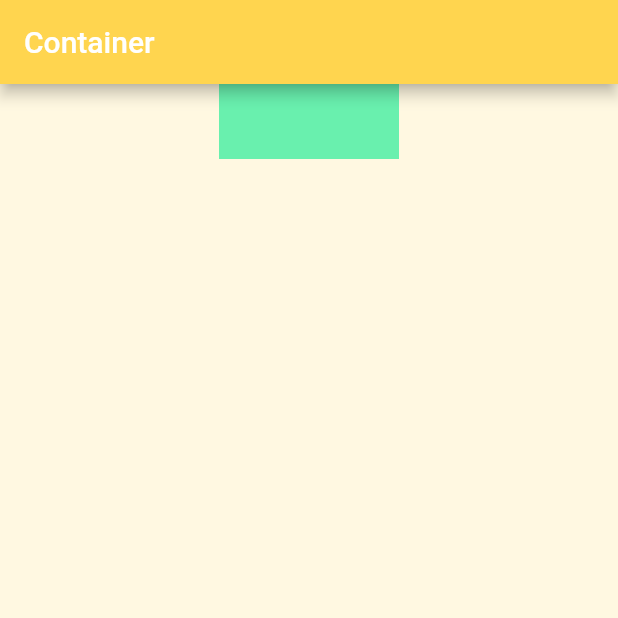
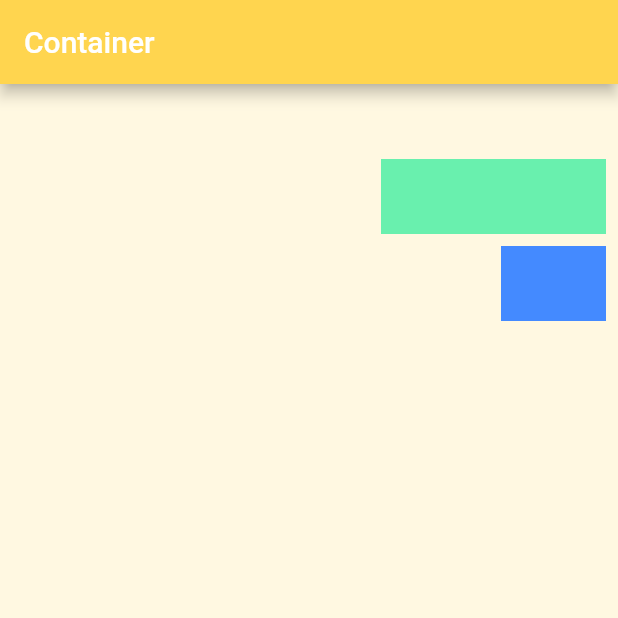
Before and after one commit to najmulmyself/learning_flutter, a Flutter app: the screen it shows after launch, on a phone screen of 412 x 824 dp, the top half of it. Run offline on Flutter 3.47's test engine with Material 2 defaults, Android fonts, the phone set to English and light mode, and no system bars.

Commit message:
2 structure added

```diff
--- a/lib/main.dart
+++ b/lib/main.dart
@@ -27,16 +27,30 @@ class MyApp extends StatelessWidget {
               //     style: TextStyle(color: Colors.amber, fontSize: 50.0),
               //   ),
               // ),
+
               Container(
             width: double.infinity,
             height: double.infinity,
             color: Colors.amber.shade50,
             child: Column(
+              // mainAxisAlignment: MainAxisAlignment.start,
+              crossAxisAlignment: CrossAxisAlignment.end,
               children: [
-                Container(
-                  width: 120,
-                  height: 50,
-                  color: Colors.greenAccent,
+                Padding(
+                  padding: const EdgeInsets.only(top: 50.0, right: 8.0),
+                  child: Container(
+                    width: 150,
+                    height: 50,
+                    color: Colors.greenAccent,
+                  ),
+                ),
+                Padding(
+                  padding: const EdgeInsets.all(8.0),
+                  child: Container(
+                    width: 70,
+                    height: 50,
+                    color: Colors.blueAccent,
+                  ),
                 )
               ],
             ),
```
